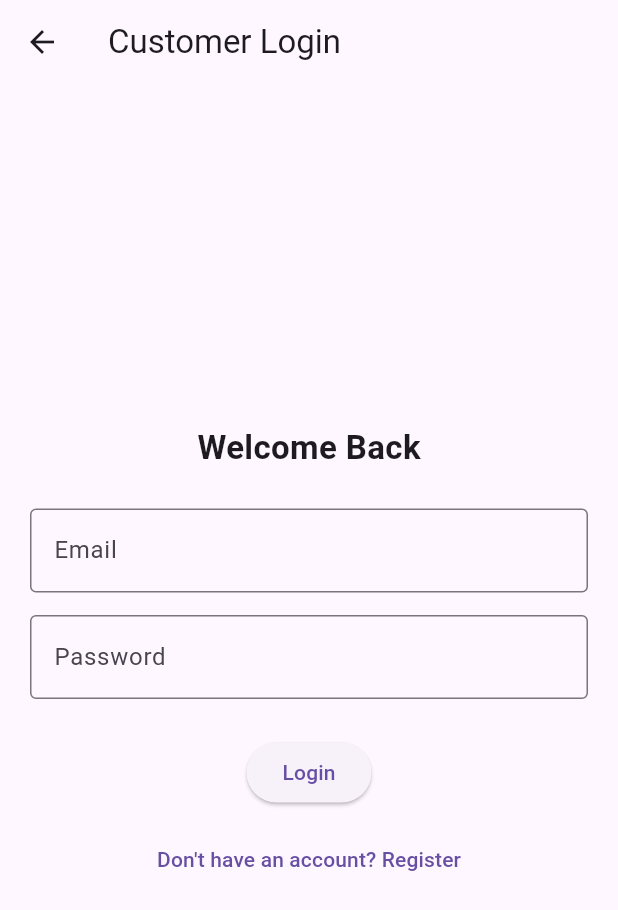
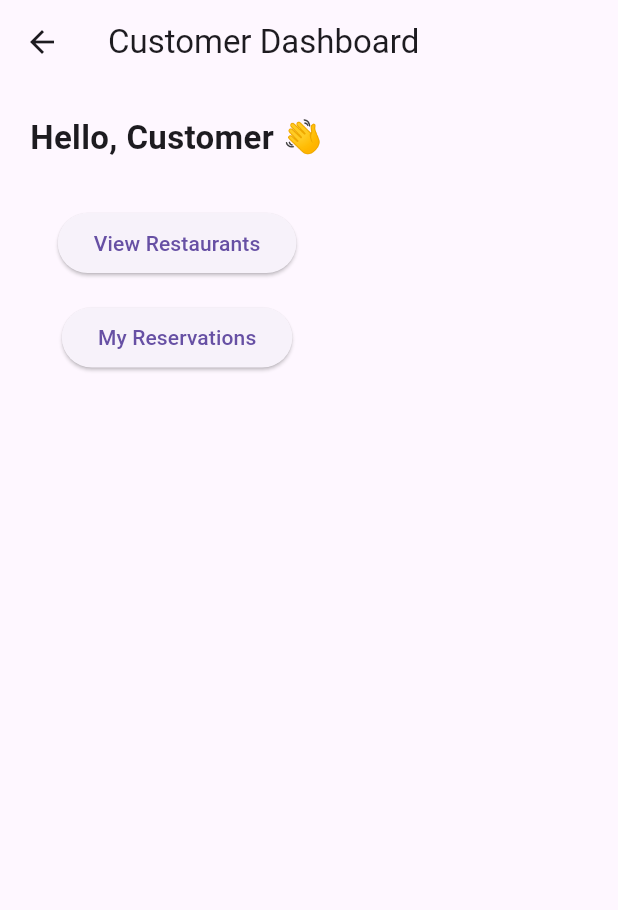
Before and after one commit to dawit-gt/enbla-restaurant-reservation, a Flutter app: the LoginCustomerScreen screen opened by its route, after a tap on "Login", on a phone screen of 412 x 824 dp. Shown: the top 910 px of the screen. Run offline on Flutter 3.47's test engine with Material 3 defaults, Android fonts, the phone set to English and light mode, and no system bars.

Commit message:
Add customer dashboard and restaurant list screens

```diff
--- a/src/flutter/enbla_app/lib/main.dart
+++ b/src/flutter/enbla_app/lib/main.dart
@@ -7,6 +7,9 @@ import 'screens/auth/login_customer_screen.dart';
 import 'screens/auth/login_manager_screen.dart';
 import 'screens/auth/register_customer_screen.dart';
 import 'screens/auth/register_manager_screen.dart';
+import 'screens/customer/customer_dashboard_screen.dart';
+import 'screens/customer/restaurant_list_screen.dart';
+
 
 void main() {
   runApp(const EnblaApp());
@@ -31,6 +34,9 @@ class EnblaApp extends StatelessWidget {
         '/login_manager': (context) => LoginManagerScreen(),
         '/register_customer': (context) => RegisterCustomerScreen(),
         '/register_manager': (context) => RegisterManagerScreen(),
+        '/customer_dashboard': (context) => CustomerDashboardScreen(),
+        '/restaurants': (context) => RestaurantListScreen(),
+
       },
     );
   }
--- a/src/flutter/enbla_app/lib/screens/auth/login_customer_screen.dart
+++ b/src/flutter/enbla_app/lib/screens/auth/login_customer_screen.dart
@@ -42,10 +42,11 @@ class LoginCustomerScreen extends StatelessWidget {
 
             ElevatedButton(
               onPressed: () {
-                // login logic later
+                Navigator.pushReplacementNamed(context, '/customer_dashboard');
               },
               child: Text('Login'),
             ),
+
 
             SizedBox(height: 10),
 
--- /dev/null
+++ b/src/flutter/enbla_app/lib/screens/customer/customer_dashboard_screen.dart
@@ -0,0 +1,43 @@
+import 'package:flutter/material.dart';
+
+class CustomerDashboardScreen extends StatelessWidget {
+  const CustomerDashboardScreen({Key? key}) : super(key: key);
+
+  @override
+  Widget build(BuildContext context) {
+    return Scaffold(
+      appBar: AppBar(
+        title: Text('Customer Dashboard'),
+      ),
+      body: Padding(
+        padding: const EdgeInsets.all(20),
+        child: Column(
+          children: [
+            Text(
+              'Hello, Customer 👋',
+              style: TextStyle(fontSize: 22, fontWeight: FontWeight.bold),
+            ),
+
+            SizedBox(height: 30),
+
+            ElevatedButton(
+              onPressed: () {
+                Navigator.pushNamed(context, '/restaurants');
+              },
+              child: Text('View Restaurants'),
+            ),
+
+            SizedBox(height: 15),
+
+            ElevatedButton(
+              onPressed: () {
+                // reservation history later
+              },
+              child: Text('My Reservations'),
+            ),
+          ],
+        ),
+      ),
+    );
+  }
+}
```
Also changed, not shown: src/flutter/enbla_app/lib/screens/customer/restaurant_list_screen.dart (+33 -0 lines).
